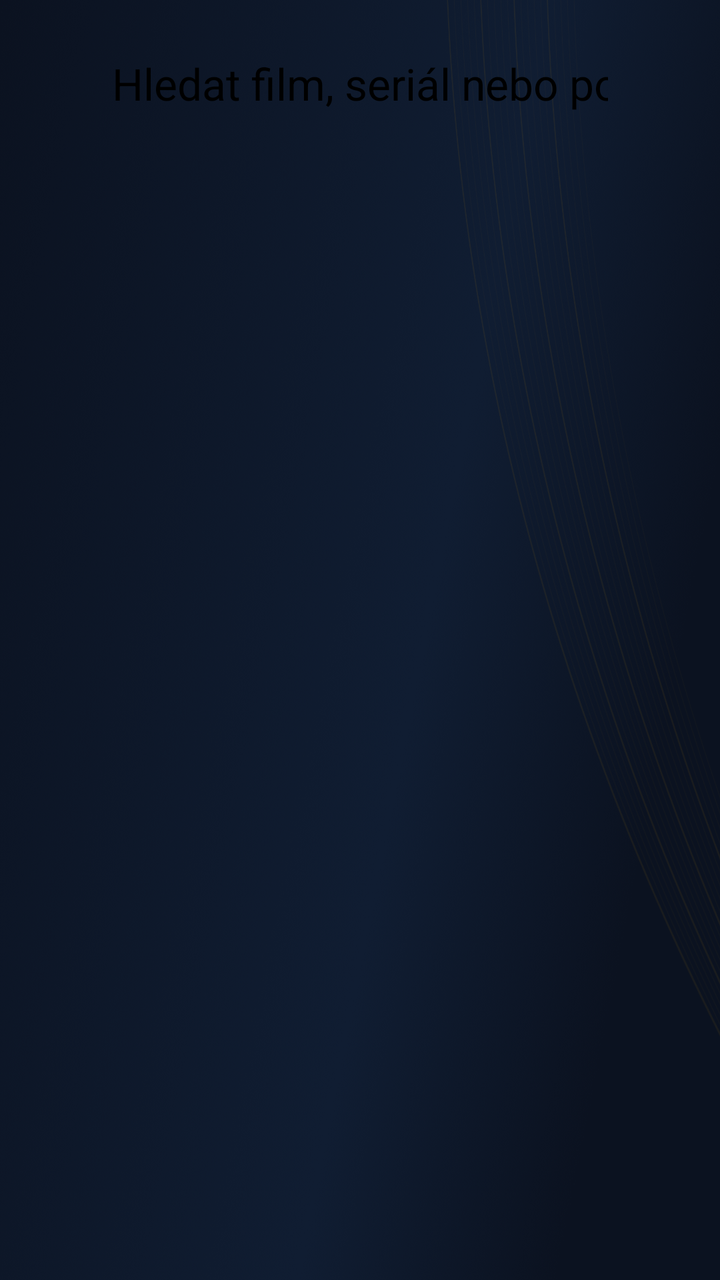
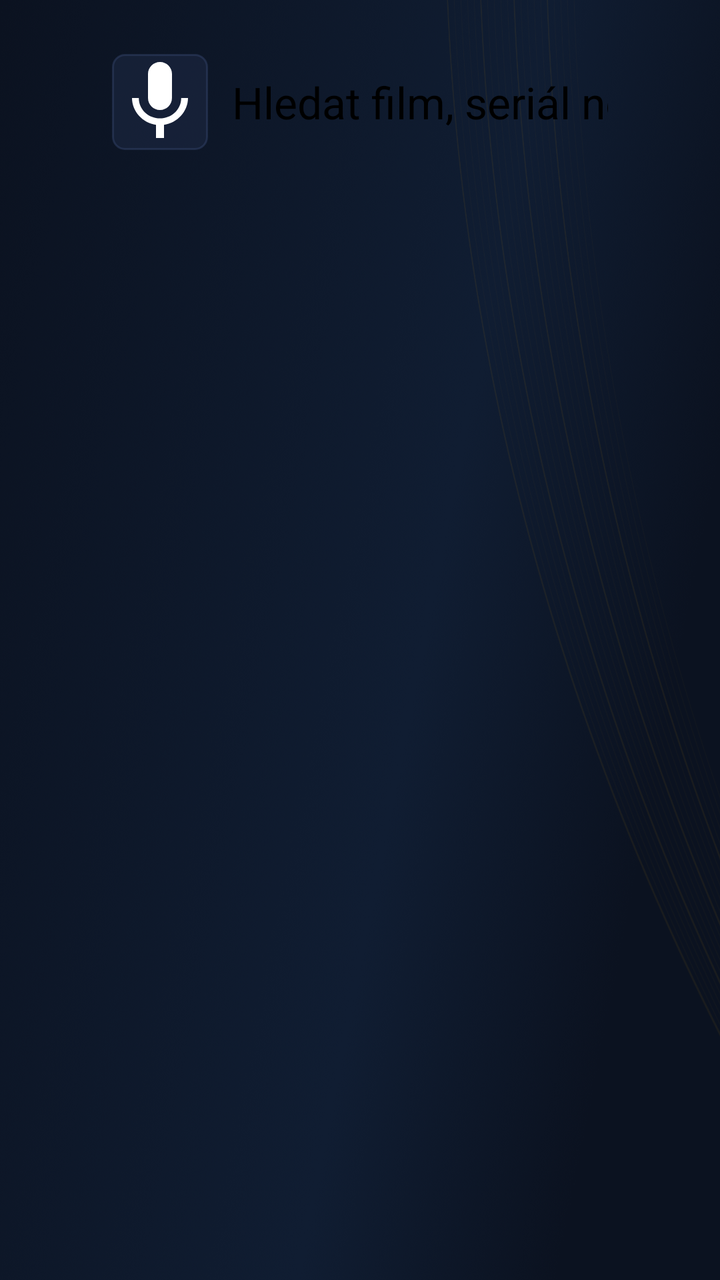

Two renders of the same Android screen: before a commit and after it. Below are the layout's source before the change and the commit's diff.
<!-- AndroidManifest.xml: application theme AppTheme -->
<!-- res/layout/activity_search.xml -->
<?xml version="1.0" encoding="utf-8"?>
<LinearLayout xmlns:android="http://schemas.android.com/apk/res/android"
    android:layout_width="match_parent"
    android:layout_height="match_parent"
    android:orientation="vertical">

    <EditText
        android:id="@+id/search_text"
        android:layout_width="match_parent"
        android:layout_height="wrap_content"
        android:layout_marginStart="56dp"
        android:layout_marginTop="27dp"
        android:layout_marginEnd="56dp"
        android:hint="Hledat film, seriál nebo pořad"
        android:imeOptions="actionSearch"
        android:importantForAutofill="no"
        android:inputType="text"
        android:singleLine="true"
        android:textSize="22sp" />

    <TextView
        android:id="@+id/search_message"
        android:layout_width="match_parent"
        android:layout_height="wrap_content"
        android:layout_marginStart="56dp"
        android:layout_marginTop="8dp"
        android:textSize="16sp" />

    <FrameLayout
        android:id="@+id/search_rows"
        android:layout_width="match_parent"
        android:layout_height="0dp"
        android:layout_weight="1" />
</LinearLayout>
<!-- resources referenced by this layout -->
<resources>
  <style name="AppTheme" parent="@style/Theme.Leanback">
          <item name="android:windowBackground">@drawable/app_background</item>
          <item name="android:colorBackground">@color/bg_solid</item>
          <item name="defaultBrandColor">@color/brand</item>
          <item name="defaultBrandColorDark">@color/panel_dark</item>
          <item name="defaultSearchColor">@color/accent</item>
          <item name="defaultSearchBrightColor">@color/accent_bright</item>
          <item name="defaultSearchIconColor">@color/on_accent</item>
      </style>
  <!-- drawable app_background (drawable) -->
  <?xml version="1.0" encoding="utf-8"?>
  <bitmap xmlns:android="http://schemas.android.com/apk/res/android"
      android:gravity="fill"
      android:src="@drawable/app_background_image" />
  <color name="bg_solid">#0B1220</color>
  <color name="brand">#0D1626</color>
  <color name="panel_dark">#0A101C</color>
  <color name="accent">#FFB300</color>
  <color name="accent_bright">#FFCC4D</color>
  <color name="on_accent">#1A1200</color>
  <!-- drawable app_background_image: webp bitmap (drawable-nodpi, 763214 bytes) -->
</resources>

<!-- the commit's change to res/layout/activity_search.xml (unified diff, before → after) -->
@@ -4,19 +4,37 @@
     android:layout_height="match_parent"
     android:orientation="vertical">
 
-    <EditText
-        android:id="@+id/search_text"
+    <LinearLayout
         android:layout_width="match_parent"
         android:layout_height="wrap_content"
         android:layout_marginStart="56dp"
         android:layout_marginTop="27dp"
         android:layout_marginEnd="56dp"
-        android:hint="Hledat film, seriál nebo pořad"
-        android:imeOptions="actionSearch"
-        android:importantForAutofill="no"
-        android:inputType="text"
-        android:singleLine="true"
-        android:textSize="22sp" />
+        android:gravity="center_vertical"
+        android:orientation="horizontal">
+
+        
+        <ImageButton
+            android:id="@+id/search_voice"
+            android:layout_width="48dp"
+            android:layout_height="48dp"
+            android:layout_marginEnd="12dp"
+            android:background="@drawable/button_bg"
+            android:contentDescription="Hledat hlasem"
+            android:src="@drawable/ic_mic" />
+
+        <EditText
+            android:id="@+id/search_text"
+            android:layout_width="0dp"
+            android:layout_height="wrap_content"
+            android:layout_weight="1"
+            android:hint="Hledat film, seriál nebo pořad"
+            android:imeOptions="actionSearch"
+            android:importantForAutofill="no"
+            android:inputType="text"
+            android:singleLine="true"
+            android:textSize="22sp" />
+    </LinearLayout>
 
     <TextView
         android:id="@+id/search_message"
<!-- resource entries referenced after the edit -->
@@ -1,5 +1,33 @@
 <!-- resources referenced by this layout -->
 <resources>
+  <!-- drawable button_bg (drawable) -->
+  <?xml version="1.0" encoding="utf-8"?>
+  <selector xmlns:android="http://schemas.android.com/apk/res/android">
+      <item android:state_focused="true">
+          <shape>
+              <corners android:radius="6dp" />
+              <solid android:color="@color/accent" />
+          </shape>
+      </item>
+      <item>
+          <shape>
+              <corners android:radius="6dp" />
+              <solid android:color="#CC18233B" />
+              <stroke android:width="1dp" android:color="#663B4D75" />
+          </shape>
+      </item>
+  </selector>
+  <!-- drawable ic_mic (drawable) -->
+  <?xml version="1.0" encoding="utf-8"?>
+  <vector xmlns:android="http://schemas.android.com/apk/res/android"
+      android:width="24dp"
+      android:height="24dp"
+      android:viewportWidth="24"
+      android:viewportHeight="24">
+      <path
+          android:fillColor="#FFFFFFFF"
+          android:pathData="M12,14c1.66,0 2.99,-1.34 2.99,-3L15,5c0,-1.66 -1.34,-3 -3,-3S9,3.34 9,5v6c0,1.66 1.34,3 3,3zM17.3,11c0,3 -2.54,5.1 -5.3,5.1S6.7,14 6.7,11L5,11c0,3.41 2.72,6.23 6,6.72L11,21h2v-3.28c3.28,-0.48 6,-3.3 6,-6.72h-1.7z" />
+  </vector>
   <style name="AppTheme" parent="@style/Theme.Leanback">
           <item name="android:windowBackground">@drawable/app_background</item>
           <item name="android:colorBackground">@color/bg_solid</item>
